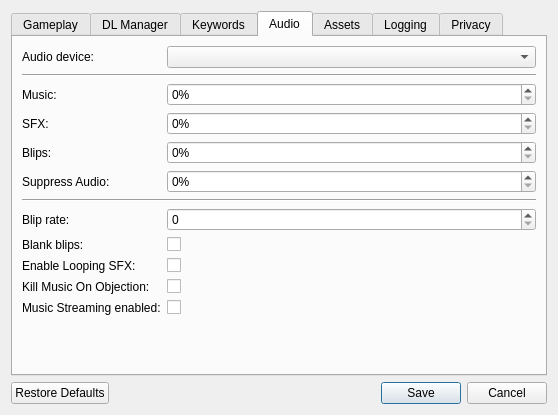
First picture: the form in resource/ui/options_dialog.ui, repository AttorneyOnline/AO2-Client, before the edit.
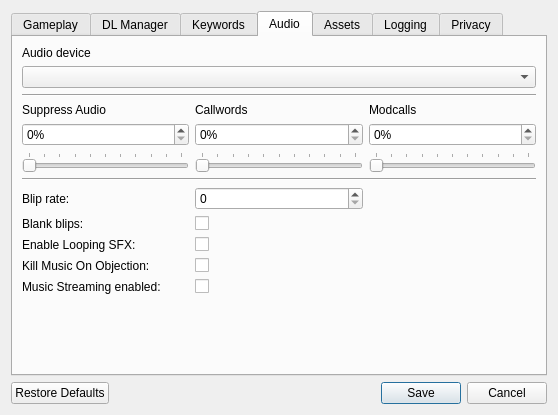
Second picture: the form after the edit. The open tabs and pages were chosen to show the change.

What changed in the file:
```diff
--- a/resource/ui/options_dialog.ui
+++ b/resource/ui/options_dialog.ui
@@ -1125,98 +1125,32 @@
 <attribute name="title">
        <string>Audio</string>
       </attribute>
-      <layout class="QFormLayout" name="formLayout_2">
-       <item row="0" column="0">
-        <widget class="QLabel" name="audio_device_lbl">
+      <layout class="QGridLayout" name="gridLayout_2">
+       <item row="16" column="1">
+        <widget class="QCheckBox" name="objectmusic_cb">
          <property name="text">
-          <string>Audio device:</string>
+          <string/>
          </property>
         </widget>
        </item>
-       <item row="0" column="1">
-        <widget class="QComboBox" name="audio_device_combobox"/>
-       </item>
-       <item row="2" column="0">
-        <widget class="QLabel" name="music_volume_lbl">
-         <property name="toolTip">
-          <string>Sets the music's default volume.</string>
-         </property>
+       <item row="15" column="1">
+        <widget class="QCheckBox" name="loopsfx_cb">
          <property name="text">
-          <string>Music:</string>
+          <string/>
          </property>
         </widget>
        </item>
-       <item row="2" column="1">
-        <widget class="QSpinBox" name="music_volume_spinbox">
-         <property name="suffix">
-          <string>%</string>
-         </property>
-         <property name="maximum">
-          <number>100</number>
-         </property>
-        </widget>
-       </item>
-       <item row="3" column="0">
-        <widget class="QLabel" name="sfx_volume_lbl">
+       <item row="17" column="0">
+        <widget class="QLabel" name="disablestreams_lbl">
          <property name="toolTip">
           <string>Sets the SFX's default volume. Interjections and actual sound effects count as 'SFX'.</string>
          </property>
          <property name="text">
-          <string>SFX:</string>
+          <string>Music Streaming enabled:</string>
          </property>
         </widget>
        </item>
-       <item row="3" column="1">
-        <widget class="QSpinBox" name="sfx_volume_spinbox">
-         <property name="suffix">
-          <string>%</string>
-         </property>
-         <property name="maximum">
-          <number>100</number>
-         </property>
-        </widget>
-       </item>
-       <item row="4" column="0">
-        <widget class="QLabel" name="blips_volume_lbl">
-         <property name="toolTip">
-          <string>Sets the volume of the blips, the talking sound effects.</string>
-         </property>
-         <property name="text">
-          <string>Blips:</string>
-         </property>
-        </widget>
-       </item>
-       <item row="4" column="1">
-        <widget class="QSpinBox" name="blips_volume_spinbox">
-         <property name="suffix">
-          <string>%</string>
-         </property>
-         <property name="maximum">
-          <number>100</number>
-         </property>
-        </widget>
-       </item>
-       <item row="5" column="0">
-        <widget class="QLabel" name="suppress_audio_lbl">
-         <property name="toolTip">
-          <string>How much of the volume to suppress when client is not in focus.</string>
-         </property>
-         <property name="text">
-          <string>Suppress Audio:</string>
-         </property>
-        </widget>
-       </item>
-       <item row="5" column="1">
-        <widget class="QSpinBox" name="suppress_audio_spinbox">
-         <property name="suffix">
-          <string>%</string>
-         </property>
-         <property name="maximum">
-          <number>100</number>
-         </property>
-        </widget>
-       </item>
-       <item row="7" column="0">
+       <item row="13" column="0">
         <widget class="QLabel" name="bliprate_lbl">
          <property name="toolTip">
           <string>Sets the delay between playing the blip sounds.</string>
@@ -1226,14 +1160,7 @@
          </property>
         </widget>
        </item>
-       <item row="7" column="1">
-        <widget class="QSpinBox" name="bliprate_spinbox">
-         <property name="toolTip">
-          <string>Play a blip sound \&quot;once per every X symbols\&quot;, where X is the blip rate. 0 plays a blip sound only once.</string>
-         </property>
-        </widget>
-       </item>
-       <item row="8" column="0">
+       <item row="14" column="0">
         <widget class="QLabel" name="blank_blips_lbl">
          <property name="toolTip">
           <string>If true, the game will play a blip sound even when a space is 'being said'.</string>
@@ -1243,14 +1170,31 @@
          </property>
         </widget>
        </item>
-       <item row="8" column="1">
-        <widget class="QCheckBox" name="blank_blips_cb">
+       <item row="13" column="1">
+        <widget class="QSpinBox" name="bliprate_spinbox">
+         <property name="toolTip">
+          <string>Play a blip sound \&quot;once per every X symbols\&quot;, where X is the blip rate. 0 plays a blip sound only once.</string>
+         </property>
+        </widget>
+       </item>
+       <item row="17" column="1">
+        <widget class="QCheckBox" name="disablestreams_cb">
          <property name="text">
           <string/>
          </property>
         </widget>
        </item>
-       <item row="9" column="0">
+       <item row="16" column="0">
+        <widget class="QLabel" name="objectmusic_lbl">
+         <property name="toolTip">
+          <string>If true, AO2 will ask the server to stop music when you use 'Objection!'</string>
+         </property>
+         <property name="text">
+          <string>Kill Music On Objection:</string>
+         </property>
+        </widget>
+       </item>
+       <item row="15" column="0">
         <widget class="QLabel" name="loopsfx_lbl">
          <property name="toolTip">
           <string>If true, the game will allow looping sound effects to play on preanimations.</string>
@@ -1260,48 +1204,113 @@
          </property>
         </widget>
        </item>
-       <item row="9" column="1">
-        <widget class="QCheckBox" name="loopsfx_cb">
+       <item row="14" column="1">
+        <widget class="QCheckBox" name="blank_blips_cb">
          <property name="text">
           <string/>
          </property>
         </widget>
        </item>
+       <item row="0" column="0">
+        <widget class="QLabel" name="audio_device_lbl">
+         <property name="text">
+          <string>Audio device</string>
+         </property>
+        </widget>
+       </item>
+       <item row="8" column="2">
+        <widget class="QLabel" name="modcalls_audio_lbl">
+         <property name="toolTip">
+          <string>Sets the volume of the blips, the talking sound effects.</string>
+         </property>
+         <property name="text">
+          <string>Modcalls</string>
+         </property>
+        </widget>
+       </item>
        <item row="10" column="0">
-        <widget class="QLabel" name="objectmusic_lbl">
+        <widget class="QSlider" name="suppress_audio_slider">
+         <property name="maximum">
+          <number>100</number>
+         </property>
+         <property name="orientation">
+          <enum>Qt::Horizontal</enum>
+         </property>
+         <property name="tickPosition">
+          <enum>QSlider::TicksAbove</enum>
+         </property>
+         <property name="tickInterval">
+          <number>0</number>
+         </property>
+        </widget>
+       </item>
+       <item row="9" column="0">
+        <widget class="QSpinBox" name="suppress_audio_spinbox">
+         <property name="suffix">
+          <string>%</string>
+         </property>
+         <property name="maximum">
+          <number>100</number>
+         </property>
+        </widget>
+       </item>
+       <item row="9" column="1">
+        <widget class="QSpinBox" name="callwords_audio_spinbox">
+         <property name="suffix">
+          <string>%</string>
+         </property>
+         <property name="maximum">
+          <number>100</number>
+         </property>
+        </widget>
+       </item>
+       <item row="8" column="1">
+        <widget class="QLabel" name="callwords_audio_lbl">
          <property name="toolTip">
           <string>If true, AO2 will ask the server to stop music when you use 'Objection!'</string>
          </property>
          <property name="text">
-          <string>Kill Music On Objection:</string>
+          <string>Callwords</string>
          </property>
         </widget>
        </item>
        <item row="10" column="1">
-        <widget class="QCheckBox" name="objectmusic_cb">
-         <property name="text">
-          <string/>
+        <widget class="QSlider" name="callwords_audio_slider">
+         <property name="maximum">
+          <number>100</number>
          </property>
+         <property name="orientation">
+          <enum>Qt::Horizontal</enum>
+         </property>
+         <property name="tickPosition">
+          <enum>QSlider::TicksAbove</enum>
+         </property>
         </widget>
        </item>
-       <item row="11" column="0">
-        <widget class="QLabel" name="disablestreams_lbl">
-         <property name="toolTip">
-          <string>If true, AO2 will not play any streamed audio and show that streaming is disabled.</string>
+       <item row="10" column="2">
+        <widget class="QSlider" name="modcalls_audio_slider">
+         <property name="maximum">
+          <number>100</number>
          </property>
-         <property name="text">
-          <string>Music Streaming enabled:</string>
+         <property name="orientation">
+          <enum>Qt::Horizontal</enum>
          </property>
+         <property name="tickPosition">
+          <enum>QSlider::TicksAbove</enum>
+         </property>
         </widget>
        </item>
-       <item row="11" column="1">
-        <widget class="QCheckBox" name="disablestreams_cb">
-         <property name="text">
-          <string/>
+       <item row="9" column="2">
+        <widget class="QSpinBox" name="modcalls_audio_spinbox">
+         <property name="suffix">
+          <string>%</string>
          </property>
+         <property name="maximum">
+          <number>100</number>
+         </property>
         </widget>
        </item>
-       <item row="1" column="0" colspan="2">
+       <item row="7" column="0" colspan="3">
         <widget class="QFrame" name="audio_volume_divider">
          <property name="frameShape">
           <enum>QFrame::HLine</enum>
@@ -1311,7 +1320,7 @@
          </property>
         </widget>
        </item>
-       <item row="6" column="0" colspan="2">
+       <item row="12" column="0" colspan="3">
         <widget class="QFrame" name="volume_blip_divider">
          <property name="frameShape">
           <enum>QFrame::HLine</enum>
@@ -1321,6 +1330,32 @@
          </property>
         </widget>
        </item>
+       <item row="8" column="0">
+        <widget class="QLabel" name="suppress_audio_lbl">
+         <property name="toolTip">
+          <string>How much of the volume to suppress when client is not in focus.</string>
+         </property>
+         <property name="text">
+          <string>Suppress Audio</string>
+         </property>
+        </widget>
+       </item>
+       <item row="18" column="1">
+        <spacer name="verticalSpacer">
+         <property name="orientation">
+          <enum>Qt::Vertical</enum>
+         </property>
+         <property name="sizeHint" stdset="0">
+          <size>
+           <width>20</width>
+           <height>40</height>
+          </size>
+         </property>
+        </spacer>
+       </item>
+       <item row="1" column="0" colspan="3">
+        <widget class="QComboBox" name="audio_device_combobox"/>
+       </item>
       </layout>
      </widget>
      <widget class="QWidget" name="assets_tab">
```
Left out of the diff: 6 changed lines with no effect on the pictures.
